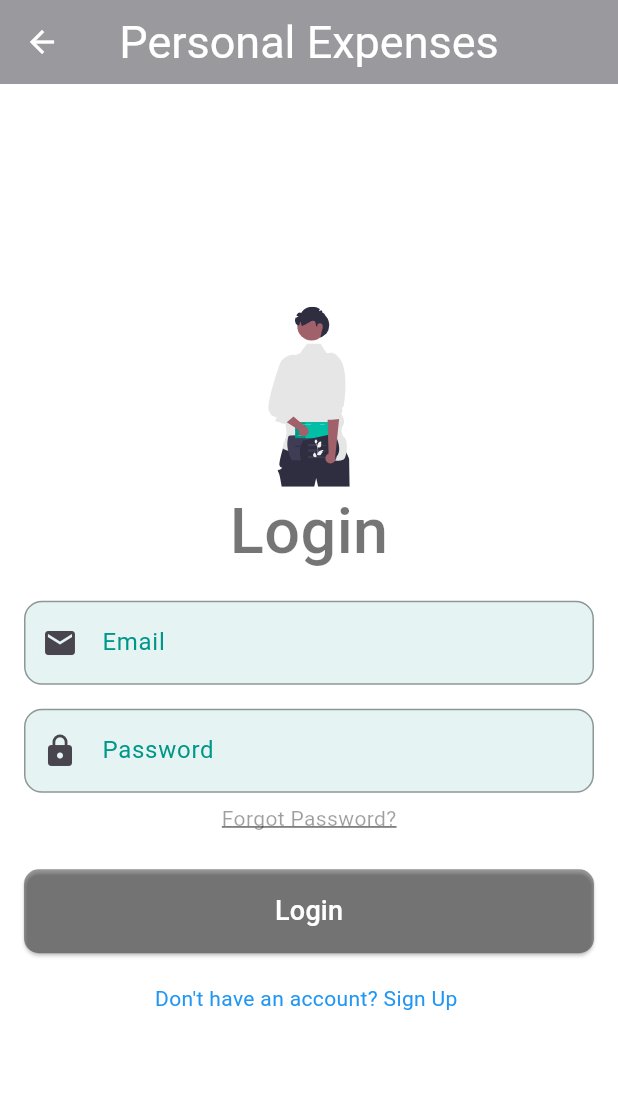
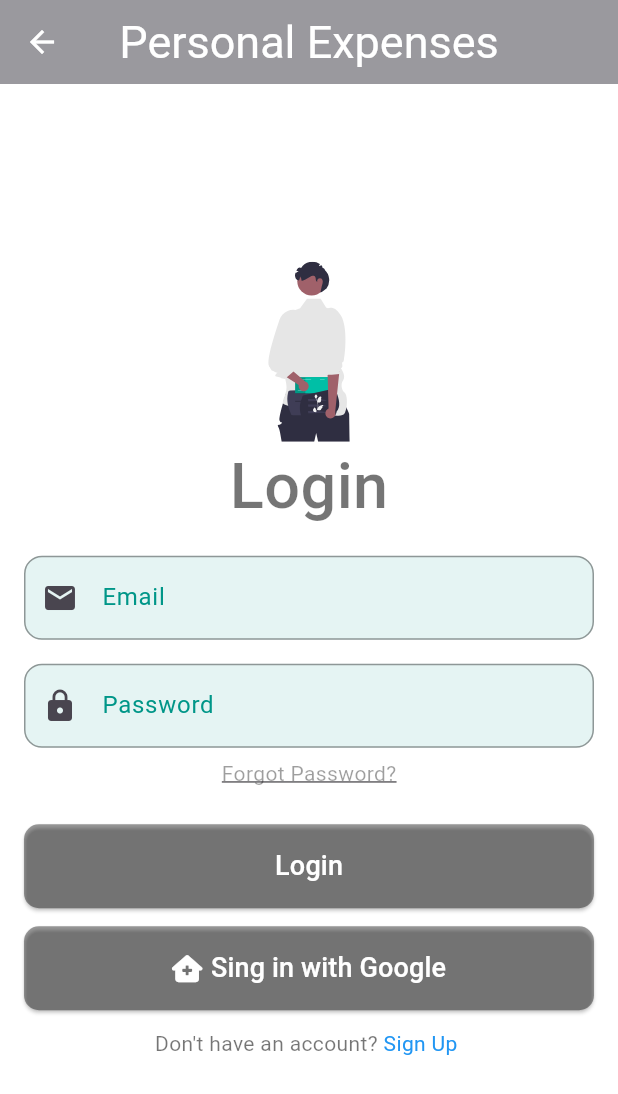
Before and after one commit to Ebrahimurisi/personal_expenses, a Flutter app: the LoginScreen screen opened directly, on a phone screen of 412 x 824 dp. Shown: the top 1094 px of the screen. Run offline on Flutter 3.47's test engine with Material 3 defaults, Android fonts, the light colour scheme and no system bars; our stand-ins replace fl_chart, flutter_svg, font_awesome_flutter, month_picker_dialog, shared_preferences, sqflite; accounts and stored records are empty; network calls fail.

Commit message:
last update

```diff
--- a/lib/constant/theme/light_theme.dart
+++ b/lib/constant/theme/light_theme.dart
@@ -59,6 +59,16 @@ ThemeData getLightTheme() => ThemeData(
       labelStyle: const TextStyle(color: Colors.teal), // Label color
       hintStyle: TextStyle(color: Colors.teal[200]), // Hint text color
     ),
+  elevatedButtonTheme: ElevatedButtonThemeData(
+    style: ElevatedButton.styleFrom(
+      foregroundColor: Colors.white, // Text color
+      backgroundColor: Colors.black38, // Button background color
+      padding: const EdgeInsets.symmetric(vertical: 15), // Button height
+      shape: RoundedRectangleBorder(
+        borderRadius: BorderRadius.circular(10),
+      ),
+    ),
+  ),
   );
 
 
--- a/lib/presentation/screens/login_screen.dart
+++ b/lib/presentation/screens/login_screen.dart
@@ -1,6 +1,7 @@
 import 'package:flutter/cupertino.dart';
 import 'package:flutter/material.dart';
 import 'package:flutter_svg/flutter_svg.dart';
+import 'package:font_awesome_flutter/font_awesome_flutter.dart';
 import 'package:personal_expenses/presentation/screens/singup_screen.dart';
 
 import 'bottomNavigation.dart';
@@ -131,16 +132,7 @@ class _LoginScreenState extends State<LoginScreen> {
               SizedBox(
                 width: double.infinity,
                 child: ElevatedButton(
-                  style: ElevatedButton.styleFrom(
-                    foregroundColor: Colors.white,
-                    backgroundColor: Colors.black38,
-                    // Text color
-                    padding: const EdgeInsets.symmetric(vertical: 15),
-                    // Button height
-                    shape: RoundedRectangleBorder(
-                      borderRadius: BorderRadius.circular(10),
-                    ),
-                  ),
+
                   onPressed: () {
                     if (_formKey.currentState!.validate()) {
                       Navigator.push(
@@ -157,7 +149,29 @@ class _LoginScreenState extends State<LoginScreen> {
                   ),
                 ),
               ),
-              const SizedBox(height: 20),
+              const SizedBox(height: 12),
+              SizedBox(
+                width: double.infinity,
+                child: ElevatedButton.icon(
+                  icon: const Icon(FontAwesomeIcons.houseMedical),
+                  onPressed: () {
+                    if (_formKey.currentState!.validate()) {
+                      Navigator.push(
+                        context,
+                        MaterialPageRoute(
+                          builder: (context) => NavigationBarBottom(),
+                        ),
+                      ); // Perform login action
+                    }
+                  },
+                  label: const Text(
+                    'Sing in with Google',
+                    style: TextStyle(fontSize: 18),
+                  ),
+                ),
+              ),
+              const SizedBox(height: 12),
+
 
               Center(
                 child: GestureDetector(
@@ -167,9 +181,13 @@ class _LoginScreenState extends State<LoginScreen> {
                       MaterialPageRoute(builder: (context) => SignUpScreen()),
                     );
                   },
-                  child: const Text(
-                    'Don\'t have an account? Sign Up ',
-                    style: TextStyle(color: Colors.blue),
+                  child:const Row(
+                    mainAxisAlignment: MainAxisAlignment.center,
+                    children: [Text(
+                    'Don\'t have an account? ',
+                  ), Text(
+                    'Sign Up ',
+                    style: TextStyle(color: Colors.blue),)]
                   ),
                 ),
               ),
--- a/lib/presentation/screens/setting.dart
+++ b/lib/presentation/screens/setting.dart
@@ -1,4 +1,5 @@
 import 'package:flutter/material.dart';
+import 'package:personal_expenses/presentation/screens/login_screen.dart';
 import 'package:provider/provider.dart';
 import '/theme_provider.dart';
 
--- a/pubspec.yaml
+++ b/pubspec.yaml
@@ -43,6 +43,7 @@ dependencies:
   month_picker_dialog: ^5.1.3
   sqflite: ^2.3.3+1
   shared_preferences: ^2.3.2
+  font_awesome_flutter: ^10.7.0
 
 dev_dependencies:
   flutter_test:
```
Also changed, not shown: pubspec.lock.
